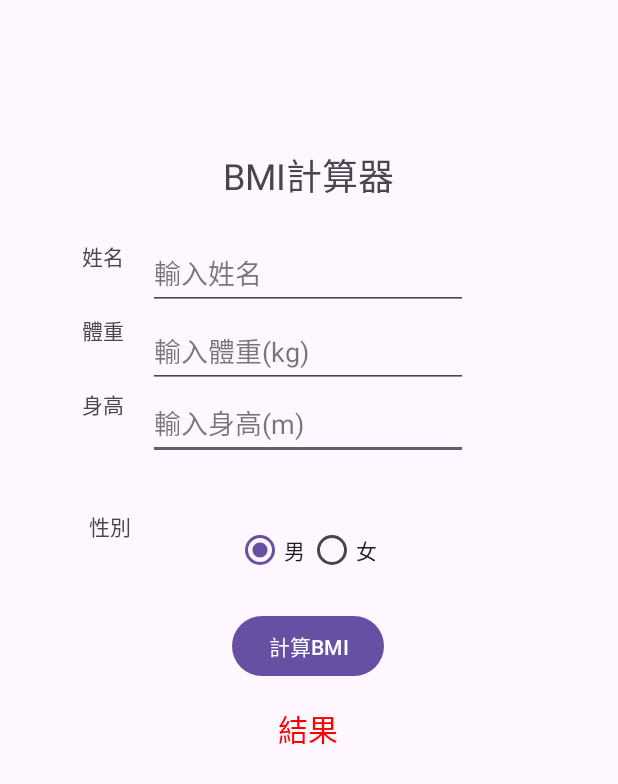
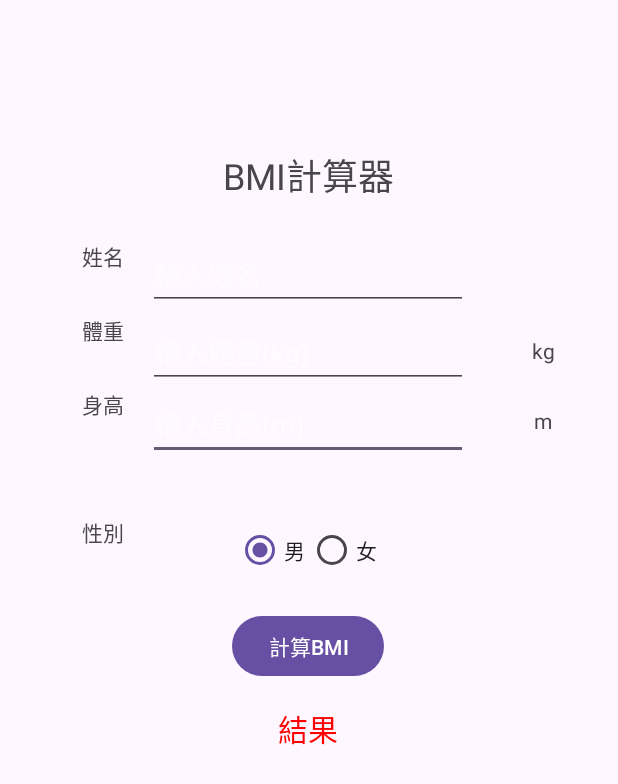
Before and after one commit to fk8663212/My_Android_APP, an Android app: the screen it shows after launch (MainActivity), on a phone screen of 412 x 824 dp. Shown: the top 784 px of the screen. Run offline under Robolectric (Android 15) with nearby library versions, the phone set to English and light mode, and no system bars.

Commit message:
BMI app 0.2

```diff
--- a/APP/BMI/app/src/main/res/layout/activity_main.xml
+++ b/APP/BMI/app/src/main/res/layout/activity_main.xml
@@ -12,7 +12,7 @@
         android:id="@+id/textView2"
         android:layout_width="wrap_content"
         android:layout_height="wrap_content"
-        android:text="BMI計算器"
+        android:text="@string/text_title"
         android:textSize="24sp"
         app:layout_constraintBottom_toBottomOf="parent"
         app:layout_constraintEnd_toEndOf="parent"
@@ -22,48 +22,52 @@
         app:layout_constraintVertical_bias="0.125" />
 
     <EditText
-        android:id="@+id/editTextText3"
+        android:id="@+id/editTextText_hight"
         android:layout_width="wrap_content"
         android:layout_height="48dp"
         android:layout_marginTop="48dp"
         android:ems="10"
         android:inputType="text"
-        android:text="輸入身高(m)"
-        android:textColor="#87000000"
+        android:text=""
+        android:hint="@string/ET_hight"
+        android:textColor="#87949494"
         android:textColorHighlight="#FFFFFF"
         android:textColorHint="#87FFFFFF"
-        app:layout_constraintEnd_toEndOf="@id/editTextText2"
-        app:layout_constraintTop_toTopOf="@id/editTextText2" />
+        app:layout_constraintEnd_toEndOf="@id/editTextText_weight"
+        app:layout_constraintTop_toTopOf="@id/editTextText_weight" />
 
     <EditText
-        android:id="@+id/editTextText"
+        android:id="@+id/editTextText_name"
         android:layout_width="wrap_content"
         android:layout_height="48dp"
         android:layout_marginTop="24dp"
         android:layout_marginEnd="100dp"
+        android:autofillHints="username"
         android:ems="10"
         android:inputType="text"
-        android:text="輸入姓名"
-        android:textColor="#87000000"
+        android:text=""
+        android:hint="@string/ET_nane"
+        android:textColor="#87949494"
         android:textColorHighlight="#FFFFFF"
         android:textColorHint="#87FFFFFF"
         app:layout_constraintEnd_toEndOf="parent"
         app:layout_constraintTop_toBottomOf="@+id/textView2" />
 
     <EditText
-        android:id="@+id/editTextText2"
+        android:id="@+id/editTextText_weight"
         android:layout_width="wrap_content"
         android:layout_height="48dp"
         android:layout_marginTop="4dp"
         android:layout_marginEnd="100dp"
         android:ems="10"
+        android:hint="@string/ET_weight"
         android:inputType="text"
-        android:text="輸入體重(kg)"
-        android:textColor="#87000000"
+        android:text=""
+        android:textColor="#87949494"
         android:textColorHighlight="#87FFFFFF"
         android:textColorHint="#87FFFFFF"
         app:layout_constraintEnd_toEndOf="parent"
-        app:layout_constraintTop_toBottomOf="@+id/editTextText" />
+        app:layout_constraintTop_toBottomOf="@+id/editTextText_name" />
 
     <RadioGroup
         android:id="@+id/radioGroup"
@@ -74,20 +78,20 @@
         app:layout_constraintEnd_toEndOf="parent"
         app:layout_constraintHorizontal_bias="0.498"
         app:layout_constraintStart_toStartOf="parent"
-        app:layout_constraintTop_toBottomOf="@+id/editTextText3">
+        app:layout_constraintTop_toBottomOf="@+id/editTextText_hight">
 
         <RadioButton
-            android:id="@+id/radioButton"
+            android:id="@+id/radioButton_boy"
             android:layout_width="match_parent"
             android:layout_height="wrap_content"
             android:checked="true"
-            android:text="男" />
+            android:text="@string/RB_boy" />
 
         <RadioButton
-            android:id="@+id/radioButton2"
+            android:id="@+id/radioButton_girl"
             android:layout_width="match_parent"
             android:layout_height="wrap_content"
-            android:text="女" />
+            android:text="@string/RB_girl" />
     </RadioGroup>
 
     <Button
@@ -95,7 +99,7 @@
         android:layout_width="wrap_content"
         android:layout_height="wrap_content"
         android:layout_marginTop="16dp"
-        android:text="計算BMI"
+        android:text="@string/btn_bmi"
         app:layout_constraintEnd_toEndOf="parent"
         app:layout_constraintHorizontal_bias="0.498"
         app:layout_constraintStart_toStartOf="parent"
@@ -106,7 +110,7 @@
         android:layout_width="wrap_content"
         android:layout_height="wrap_content"
         android:layout_marginTop="16dp"
-        android:text="結果"
+        android:text="@string/text_result"
         android:textColor="#FF0000"
         android:textSize="20sp"
         app:layout_constraintEnd_toEndOf="parent"
@@ -120,8 +124,8 @@
         android:layout_height="wrap_content"
         android:layout_marginTop="160dp"
         android:layout_marginEnd="16dp"
-        android:text="姓名"
-        app:layout_constraintEnd_toStartOf="@+id/editTextText"
+        android:text="@string/text_neame"
+        app:layout_constraintEnd_toStartOf="@+id/editTextText_name"
         app:layout_constraintTop_toTopOf="parent" />
 
     <TextView
@@ -129,7 +133,7 @@
         android:layout_width="wrap_content"
         android:layout_height="wrap_content"
         android:layout_marginTop="28dp"
-        android:text="體重"
+        android:text="@string/text_weight"
         app:layout_constraintEnd_toEndOf="@+id/textView4"
         app:layout_constraintTop_toBottomOf="@+id/textView4" />
 
@@ -137,11 +141,11 @@
         android:id="@+id/textView7"
         android:layout_width="wrap_content"
         android:layout_height="wrap_content"
-        android:layout_marginStart="64dp"
-        android:layout_marginTop="60dp"
-        android:text="性別"
-        app:layout_constraintEnd_toEndOf="@+id/textView6"
-        app:layout_constraintStart_toStartOf="parent"
+        android:layout_marginTop="64dp"
+        android:text="@string/text_gender"
+        app:layout_constraintEnd_toStartOf="@+id/radioGroup"
+        app:layout_constraintHorizontal_bias="0.0"
+        app:layout_constraintStart_toStartOf="@+id/textView6"
         app:layout_constraintTop_toBottomOf="@+id/textView6" />
 
     <TextView
@@ -149,10 +153,30 @@
         android:layout_width="wrap_content"
         android:layout_height="wrap_content"
         android:layout_marginTop="28dp"
-        android:text="身高"
-        app:layout_constraintEnd_toStartOf="@+id/editTextText3"
+        android:text="@string/text_hight"
+        app:layout_constraintEnd_toStartOf="@+id/editTextText_hight"
         app:layout_constraintHorizontal_bias="0.0"
         app:layout_constraintStart_toStartOf="@+id/textView5"
         app:layout_constraintTop_toBottomOf="@+id/textView5" />
 
+    <TextView
+        android:id="@+id/kg"
+        android:layout_width="wrap_content"
+        android:layout_height="wrap_content"
+        android:layout_marginTop="13dp"
+        android:text="kg"
+        app:layout_constraintEnd_toEndOf="parent"
+        app:layout_constraintStart_toEndOf="@+id/editTextText_weight"
+        app:layout_constraintTop_toTopOf="@+id/editTextText_weight" />
+
+    <TextView
+        android:id="@+id/textView9"
+        android:layout_width="wrap_content"
+        android:layout_height="wrap_content"
+        android:layout_marginTop="12dp"
+        android:text="m"
+        app:layout_constraintEnd_toEndOf="parent"
+        app:layout_constraintStart_toEndOf="@+id/editTextText_hight"
+        app:layout_constraintTop_toTopOf="@+id/editTextText_hight" />
+
 </androidx.constraintlayout.widget.ConstraintLayout>
--- a/APP/BMI/app/src/main/res/values/strings.xml
+++ b/APP/BMI/app/src/main/res/values/strings.xml
@@ -1,3 +1,15 @@
 <resources>
     <string name="app_name">BMI</string>
+    <string name="text_title">BMI計算器</string>
+    <string name="ET_hight">輸入身高(m)</string>
+    <string name="ET_nane">輸入姓名</string>
+    <string name="ET_weight">輸入體重(kg)</string>
+    <string name="RB_boy">男</string>
+    <string name="RB_girl">女</string>
+    <string name="btn_bmi">計算BMI</string>
+    <string name="text_result">結果</string>
+    <string name="text_neame">姓名</string>
+    <string name="text_weight">體重</string>
+    <string name="text_gender">性別</string>
+    <string name="text_hight">身高</string>
 </resources>
```
Also changed, not shown: APP/BMI/app/src/main/java/com/example/bmi/MainActivity.kt (+79 -0 lines).
